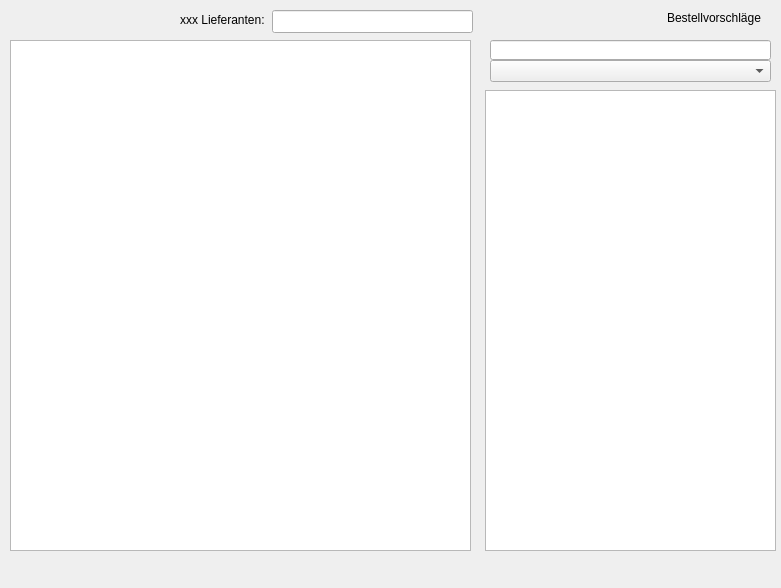
This is form_bestellung.ui in 15831944/CBrain as Qt 5 draws it before an edit. The edited form follows.
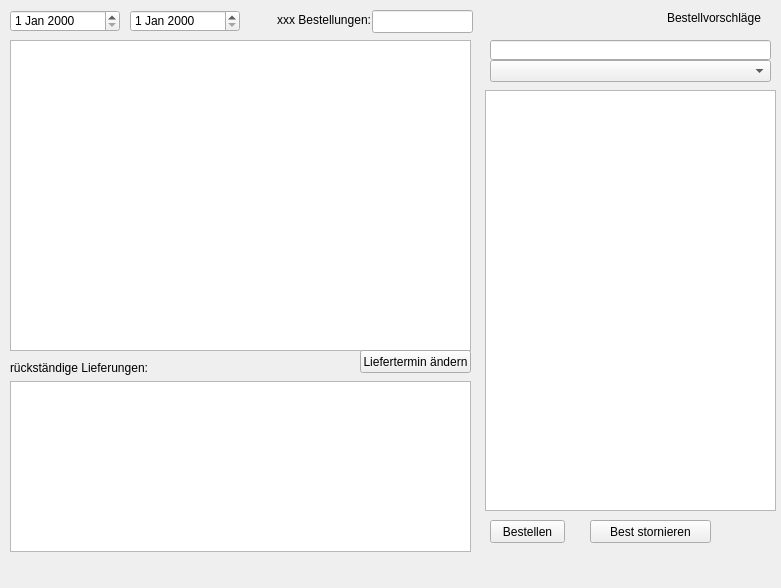
This is the edited form.

```diff
--- a/form_bestellung.ui
+++ b/form_bestellung.ui
@@ -16,9 +16,9 @@
   <widget class="QLineEdit" name="lineEdit_suche">
    <property name="geometry">
     <rect>
-     <x>272</x>
+     <x>372</x>
      <y>10</y>
-     <width>201</width>
+     <width>101</width>
      <height>23</height>
     </rect>
    </property>
@@ -26,14 +26,17 @@
   <widget class="QLabel" name="label_suche">
    <property name="geometry">
     <rect>
-     <x>180</x>
+     <x>260</x>
      <y>10</y>
-     <width>91</width>
+     <width>111</width>
      <height>20</height>
     </rect>
    </property>
    <property name="text">
-    <string>xxx Lieferanten:</string>
+    <string>xxx Bestellungen:</string>
+   </property>
+   <property name="alignment">
+    <set>Qt::AlignRight|Qt::AlignTrailing|Qt::AlignVCenter</set>
    </property>
   </widget>
   <widget class="QTableView" name="tableView">
@@ -42,7 +45,7 @@
      <x>10</x>
      <y>40</y>
      <width>461</width>
-     <height>511</height>
+     <height>311</height>
     </rect>
    </property>
    <property name="dragEnabled">
@@ -58,9 +61,15 @@
      <x>485</x>
      <y>90</y>
      <width>291</width>
-     <height>461</height>
+     <height>421</height>
     </rect>
    </property>
+   <property name="isWrapping" stdset="0">
+    <bool>true</bool>
+   </property>
+   <property name="wordWrap">
+    <bool>true</bool>
+   </property>
   </widget>
   <widget class="QLineEdit" name="lineEdit_suche_vorschlag">
    <property name="geometry">
@@ -98,6 +107,88 @@
     </rect>
    </property>
   </widget>
+  <widget class="QPushButton" name="pushButton_bestellen">
+   <property name="geometry">
+    <rect>
+     <x>490</x>
+     <y>520</y>
+     <width>75</width>
+     <height>23</height>
+    </rect>
+   </property>
+   <property name="text">
+    <string>Bestellen</string>
+   </property>
+  </widget>
+  <widget class="QPushButton" name="pushButton_bestellung_stornieren">
+   <property name="geometry">
+    <rect>
+     <x>590</x>
+     <y>520</y>
+     <width>121</width>
+     <height>23</height>
+    </rect>
+   </property>
+   <property name="text">
+    <string>Best stornieren</string>
+   </property>
+  </widget>
+  <widget class="QTableView" name="tableView_lieferverzug">
+   <property name="geometry">
+    <rect>
+     <x>10</x>
+     <y>381</y>
+     <width>461</width>
+     <height>171</height>
+    </rect>
+   </property>
+  </widget>
+  <widget class="QLabel" name="label_lieferverzug">
+   <property name="geometry">
+    <rect>
+     <x>10</x>
+     <y>360</y>
+     <width>181</width>
+     <height>16</height>
+    </rect>
+   </property>
+   <property name="text">
+    <string>rückständige Lieferungen:</string>
+   </property>
+  </widget>
+  <widget class="QPushButton" name="pushButton_change_LT">
+   <property name="geometry">
+    <rect>
+     <x>360</x>
+     <y>350</y>
+     <width>111</width>
+     <height>23</height>
+    </rect>
+   </property>
+   <property name="text">
+    <string>Liefertermin ändern</string>
+   </property>
+  </widget>
+  <widget class="QDateEdit" name="dateEdit_ab">
+   <property name="geometry">
+    <rect>
+     <x>10</x>
+     <y>10</y>
+     <width>110</width>
+     <height>22</height>
+    </rect>
+   </property>
+  </widget>
+  <widget class="QDateEdit" name="dateEdit_bis">
+   <property name="geometry">
+    <rect>
+     <x>130</x>
+     <y>10</y>
+     <width>110</width>
+     <height>22</height>
+    </rect>
+   </property>
+  </widget>
  </widget>
  <resources/>
  <connections/>
```
